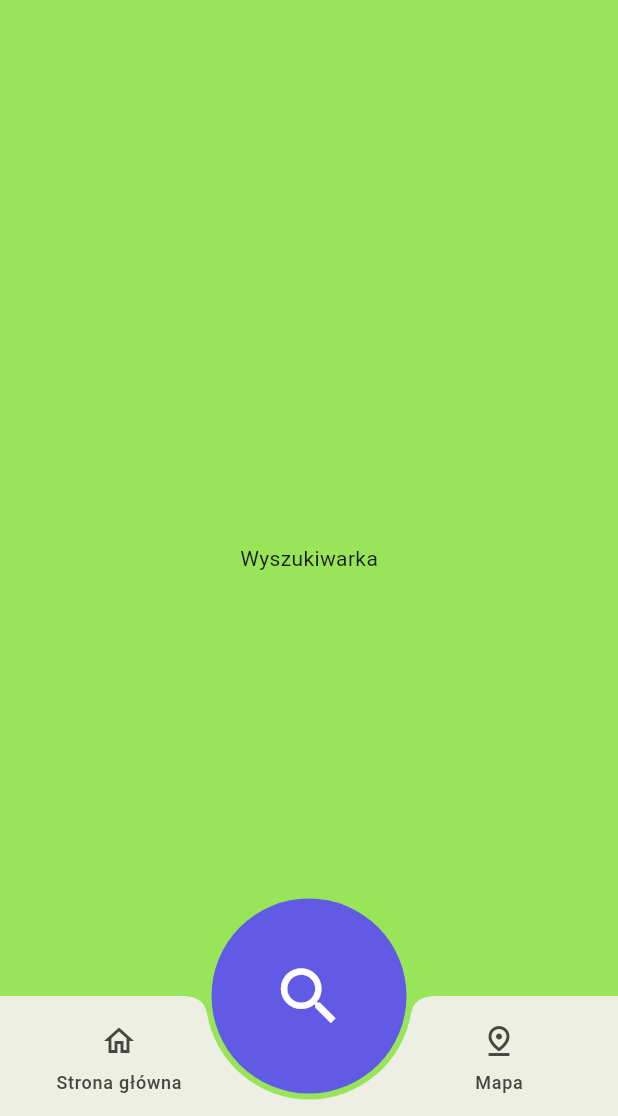
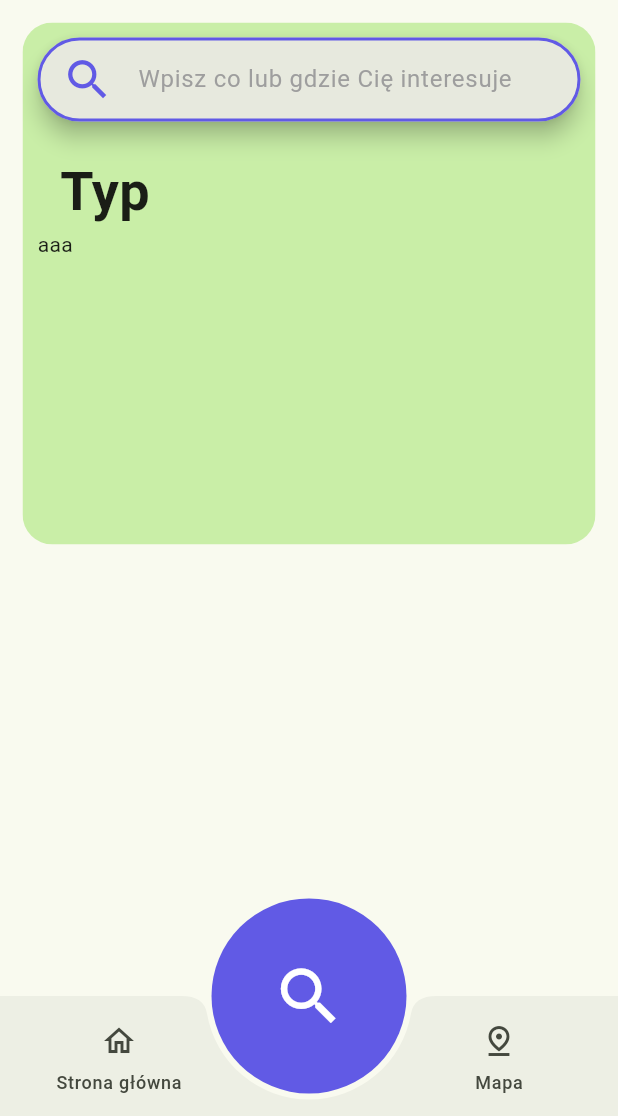
Before and after one commit to III-This-is-fine/warszta-wawa, a Flutter app: the screen it shows after launch, item 2 of the bottom bar chosen, after a tap on the "search" icon, on a phone screen of 412 x 824 dp, the part 120-1236 px from its top. Run offline on Flutter 3.47's test engine with Material 3 defaults, Android fonts, the phone set to English and light mode, and no system bars; our stand-ins replace flutter_map, latlong2; missing offline and left inert: flutter_map_marker_cluster, flutter_map_tile_caching.

Commit message:
everyday is a fight

```diff
--- a/lib/home/homeNav.dart
+++ b/lib/home/homeNav.dart
@@ -3,22 +3,11 @@
 import 'package:flutter/material.dart';
 import 'package:warszta_wawa/data/CommonData.dart';
 
+import '../main.dart';
 import 'cathegoryRow.dart';
 import 'smallMap.dart';
 
 Widget makeHome(BuildContext context, CommonData? _commonData) {
-  var subtitle = (String text) => Padding(
-    padding: EdgeInsets.only(left: 15, right: 15),
-    //apply padding to all four sides
-    child: Text(
-      text,
-      style: TextStyle(
-        fontSize: 36,
-        fontWeight: FontWeight.bold,
-      ),
-    ),
-  );
-
   return SingleChildScrollView(
     child: Column(
       mainAxisAlignment: MainAxisAlignment.start,
--- a/lib/main.dart
+++ b/lib/main.dart
@@ -51,16 +51,28 @@ class MyApp extends StatelessWidget {
   }
 }
 
+var subtitle = (String text) => Padding(
+  padding: EdgeInsets.only(left: 15, right: 15),
+  //apply padding to all four sides
+  child: Text(
+    text,
+    style: TextStyle(
+      fontSize: 36,
+      fontWeight: FontWeight.bold,
+    ),
+  ),
+);
+
 class MyHomePage extends StatefulWidget {
   const MyHomePage({super.key, required this.title});
 
   final String title;
 
   @override
-  State<MyHomePage> createState() => _MyHomePageState();
+  State<MyHomePage> createState() => MyHomePageState();
 }
 
-class _MyHomePageState extends State<MyHomePage> {
+class MyHomePageState extends State<MyHomePage> {
   int _selectedDestination = 0;
   double _fab_size = 100.0;
   CommonData? _commonData = null;
@@ -104,6 +116,7 @@ class _MyHomePageState extends State<MyHomePage> {
           () {},
         ),
         body: makeNav(
+          this,
           context,
           _commonData,
           _selectedDestination,
--- a/lib/navs.dart
+++ b/lib/navs.dart
@@ -2,16 +2,21 @@ import 'package:flutter/material.dart';
 import 'package:warszta_wawa/data/CommonData.dart';
 
 import 'home/homeNav.dart';
+import 'main.dart';
 import 'map/mapMav.dart';
 import 'search/searchNav.dart';
 
 Widget makeNav(
-    BuildContext context, CommonData? _commonData, int _selectedDestination) {
+  MyHomePageState homePageState,
+  BuildContext context,
+  CommonData? _commonData,
+  int _selectedDestination,
+) {
   switch (_selectedDestination) {
     case 0:
       return makeHome(context, _commonData);
     case 1:
-      return makeSearch(context, _commonData);
+      return makeSearch(homePageState, context, _commonData);
     case 2:
       return makeMap(context, _commonData);
   }
--- a/lib/search/searchNav.dart
+++ b/lib/search/searchNav.dart
@@ -1,11 +1,81 @@
 import 'package:flutter/material.dart';
 import '../data/CommonData.dart';
+import '../main.dart';
 
-Widget makeSearch(BuildContext context, CommonData? _commonData) {
-  return Container(
-    color: const Color.fromARGB(255, 0x98, 0xE5, 0x5A),
-    child: Center(
-      child: Text('Wyszukiwarka'),
+Widget makeSearch(MyHomePageState homePageState, BuildContext context,
+    CommonData? _commonData) {
+  return Padding(
+    padding: const EdgeInsets.all(15.0),
+    child: ClipRRect(
+      borderRadius: BorderRadius.circular(20.0),
+      child: Container(
+        color: Theme.of(context).colorScheme.primaryContainer,
+        child: Padding(
+          padding: const EdgeInsets.all(10.0),
+          child: Column(
+            mainAxisSize: MainAxisSize.min,
+            mainAxisAlignment: MainAxisAlignment.start,
+            crossAxisAlignment: CrossAxisAlignment.start,
+            children: [
+              Wrap(
+                children: [
+                  SearchAnchor(builder: (
+                    BuildContext context,
+                    SearchController controller,
+                  ) {
+                    return SearchBar(
+                      controller: controller,
+                      padding: const MaterialStatePropertyAll<EdgeInsets>(
+                          EdgeInsets.symmetric(horizontal: 16.0)),
+                      onTap: () {
+                        controller.openView();
+                      },
+                      onChanged: (_) {
+                        controller.openView();
+                      },
+                      leading: Icon(Icons.search,
+                          color: Theme.of(context).colorScheme.tertiary,
+                          size: 35),
+                      hintText: 'Wpisz co lub gdzie Cię interesuje',
+                      hintStyle: MaterialStateProperty.resolveWith(
+                          (states) => TextStyle(color: Colors.grey)),
+                      shape: MaterialStateProperty.resolveWith(
+                        (states) => RoundedRectangleBorder(
+                          borderRadius: BorderRadius.circular(100.0),
+                          side: BorderSide(
+                              color: Theme.of(context).colorScheme.tertiary,
+                              width: 2.0),
+                        ),
+                      ),
+                    );
+                  }, suggestionsBuilder: (
+                    BuildContext context,
+                    SearchController controller,
+                  ) {
+                    return List<ListTile>.generate(5, (int index) {
+                      final String item = 'item $index';
+                      return ListTile(
+                        title: Text(item),
+                        onTap: () {
+                          homePageState.setState(() {
+                            controller.closeView(item);
+                          });
+                        },
+                      );
+                    });
+                  }),
+                ],
+              ),
+              Text(''),
+              subtitle('Typ'),
+              SizedBox(
+                height: 200,
+                child: Text('aaa'),
+              ),
+            ],
+          ),
+        ),
+      ),
     ),
   );
 }
```
